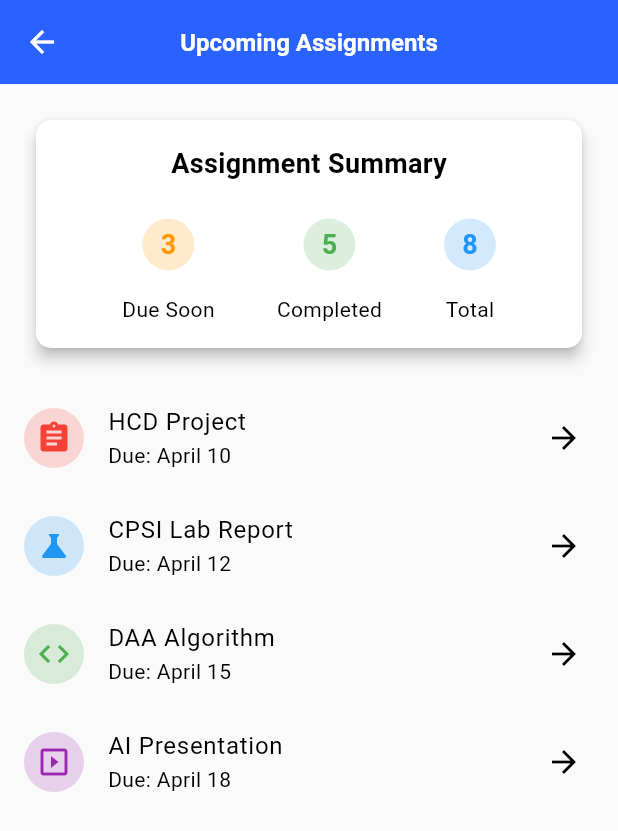
After one commit to Harshdoshi1/HCD-project-Flutter-App, a Flutter app: the AssignmentsScreen screen opened directly, on a phone screen of 412 x 824 dp. The commit adds this screen. Shown: the top 831 px of the screen. Run offline on Flutter 3.47's test engine with Material 3 defaults, Android fonts, the phone set to English and light mode, and no system bars; our stand-ins replace fl_chart; Roboto replaces fonts that are missing (Helvetica).

Commit message:
basic frontend done

```diff
--- a/lib/main.dart
+++ b/lib/main.dart
@@ -34,7 +34,7 @@ class _MyAppState extends State<MyApp> {
       theme: AppTheme.lightTheme,
       darkTheme: AppTheme.darkTheme,
       themeMode: _themeMode,
-      // Example: using a bottom navigation bar to switch between pages.
+
       home: HomeScreen(toggleTheme: _toggleTheme),
     );
   }
--- /dev/null
+++ b/lib/screens/assignments_screen.dart
@@ -0,0 +1,103 @@
+import 'package:flutter/material.dart';
+
+class AssignmentsScreen extends StatelessWidget {
+  const AssignmentsScreen({super.key});
+
+  @override
+  Widget build(BuildContext context) {
+    return Scaffold(
+      appBar: AppBar(
+        title: const Text('Upcoming Assignments'),
+      ),
+      body: Column(
+        children: [
+          // Card box section
+          Container(
+            padding: const EdgeInsets.all(16),
+            child: Card(
+              elevation: 4,
+              child: Padding(
+                padding: const EdgeInsets.all(16),
+                child: Column(
+                  children: [
+                    const Text(
+                      'Assignment Summary',
+                      style: TextStyle(
+                        fontSize: 18,
+                        fontWeight: FontWeight.bold,
+                      ),
+                    ),
+                    const SizedBox(height: 16),
+                    Row(
+                      mainAxisAlignment: MainAxisAlignment.spaceEvenly,
+                      children: [
+                        _buildStatCard('Due Soon', '3', Colors.orange),
+                        _buildStatCard('Completed', '5', Colors.green),
+                        _buildStatCard('Total', '8', Colors.blue),
+                      ],
+                    ),
+                  ],
+                ),
+              ),
+            ),
+          ),
+
+          // Upcoming assignments list
+          Expanded(
+            child: ListView(
+              children: [
+                _buildAssignmentTile('HCD Project', 'Due: April 10', Icons.assignment, Colors.red),
+                _buildAssignmentTile('CPSI Lab Report', 'Due: April 12', Icons.science, Colors.blue),
+                _buildAssignmentTile('DAA Algorithm', 'Due: April 15', Icons.code, Colors.green),
+                _buildAssignmentTile('AI Presentation', 'Due: April 18', Icons.slideshow, Colors.purple),
+              ],
+            ),
+          ),
+        ],
+      ),
+    );
+  }
+
+  Widget _buildStatCard(String title, String value, Color color) {
+    return Column(
+      children: [
+        Container(
+          padding: const EdgeInsets.all(12),
+          decoration: BoxDecoration(
+            color: color.withOpacity(0.2),
+            shape: BoxShape.circle,
+          ),
+          child: Text(
+            value,
+            style: TextStyle(
+              fontSize: 18,
+              fontWeight: FontWeight.bold,
+              color: color,
+            ),
+          ),
+        ),
+        const SizedBox(height: 8),
+        Text(title),
+      ],
+    );
+  }
+
+  Widget _buildAssignmentTile(String title, String subtitle, IconData icon, Color color) {
+    return ListTile(
+      leading: Container(
+        padding: const EdgeInsets.all(8),
+        decoration: BoxDecoration(
+          color: color.withOpacity(0.2),
+          shape: BoxShape.circle,
+        ),
+        child: Icon(icon, color: color),
+      ),
+      title: Text(title),
+      subtitle: Text(subtitle),
+      trailing: const Icon(Icons.arrow_forward),
+      onTap: () {
+        // Handle assignment tap
+      },
+    );
+  }
+}
```
Also changed, not shown: lib/screens/dashboard.dart (+185 -21 lines).
